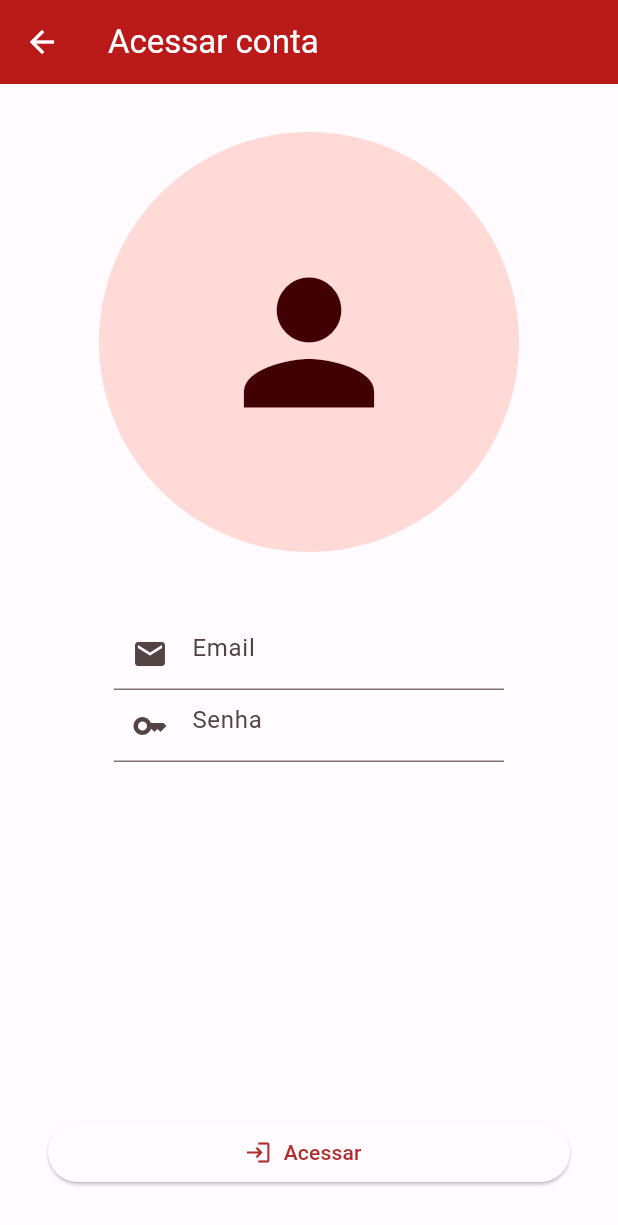
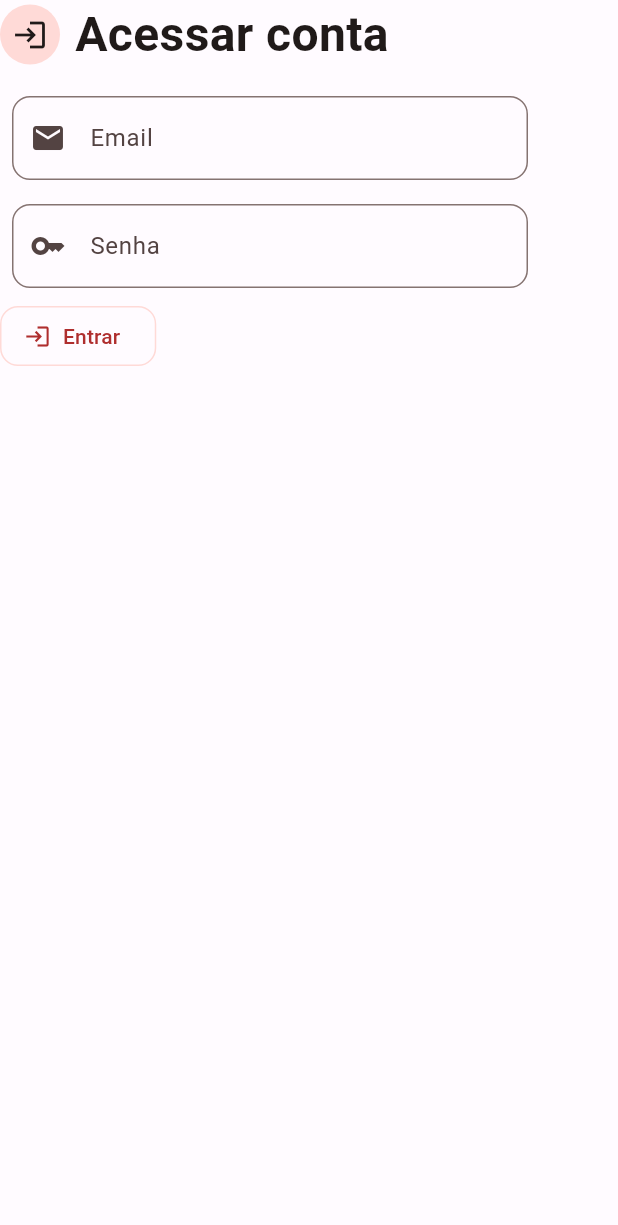
Before and after one commit to auguzsto/pizzaria, a Flutter app: the SignInScreen widget shown alone on an empty page, opened directly, on a phone screen of 412 x 824 dp. Shown: the top 1225 px of the screen. Run offline on Flutter 3.47's test engine with Material 2 defaults, Android fonts, the phone set to English and light mode, and no system bars; our stand-ins replace get, google_fonts; network calls fail.

Commit message:
showDialog login

```diff
--- a/lib/src/controllers/auth_controller.dart
+++ b/lib/src/controllers/auth_controller.dart
@@ -17,7 +17,7 @@ class AuthController extends GetxController {
         if (value != null) {
           Get.find<UserModel>(tag: "user").obs.update((user) {
             user!.id = value['id'];
-            user.username = value['username'];
+            user.email = value['email'];
             user.vendor = value['vendor'];
             user.basicToken = value['basicToken'];
           });
--- a/lib/src/models/user_model.dart
+++ b/lib/src/models/user_model.dart
@@ -1,12 +1,12 @@
 class UserModel {
   String? id;
-  String? username;
+  String? email;
   int? vendor;
   String? basicToken;
 
   UserModel({
     this.id,
-    this.username,
+    this.email,
     this.vendor,
     this.basicToken,
   });
@@ -14,7 +14,7 @@ class UserModel {
   factory UserModel.fromMap(Map<String, dynamic> map) {
     return UserModel(
       id: map['id'],
-      username: map['username'],
+      email: map['email'],
       vendor: map['vendor'],
       basicToken: map['basicToken'],
     );
@@ -23,7 +23,7 @@ class UserModel {
   Map<String, dynamic> toJson() {
     return {
       "id": id,
-      "username": username,
+      "email": email,
       "vendor": vendor,
       "basicToken": basicToken,
     };
--- a/lib/src/repository/auth_respository.dart
+++ b/lib/src/repository/auth_respository.dart
@@ -10,7 +10,7 @@ class AuthRepository {
     return await client.post(
       table: "auth",
       body: {
-        "username": username,
+        "email": username,
         "password": password,
       },
     );
--- a/lib/src/screens/auth/signin_screen.dart
+++ b/lib/src/screens/auth/signin_screen.dart
@@ -2,7 +2,9 @@ import 'package:flutter/material.dart';
 import 'package:get/get.dart';
 import 'package:pizzaria/src/controllers/auth_controller.dart';
 import 'package:pizzaria/src/screens/auth/constants/signin.dart';
+import 'package:pizzaria/src/themes/colors/color_schemes.g.dart';
 import 'package:pizzaria/src/widgets/progress_custom.dart';
+import 'package:pizzaria/src/widgets/textformfield_custom.dart';
 
 class SignInScreen extends StatelessWidget {
   SignInScreen({super.key});
@@ -15,61 +17,81 @@ class SignInScreen extends StatelessWidget {
   @override
   Widget build(BuildContext context) {
     final authController = AuthController();
-    return Scaffold(
-      //Appbar
-      appBar: AppBar(
-        title: const Text("Acessar conta"),
+    return Column(
+      mainAxisSize: MainAxisSize.min,
+      crossAxisAlignment: CrossAxisAlignment.start,
+      children: [
+        Row(
+          mainAxisSize: MainAxisSize.min,
+          children: [
+            //Icon title.
+            CircleAvatar(
+              child: Icon(
+                Icons.login,
+                color: lightColorScheme.onBackground,
+              ),
             ),
 
-      //Body
-      body: Container(
-        padding: const EdgeInsets.all(32),
-        child: Column(
-          mainAxisAlignment: MainAxisAlignment.center,
-          crossAxisAlignment: CrossAxisAlignment.stretch,
-          children: [
-            const CircleAvatar(
-              maxRadius: 140,
-              child: Icon(
-                Icons.person,
-                size: 130,
+            const SizedBox(width: 10),
+
+            //Title
+            Text(
+              "Acessar conta",
+              style: TextStyle(
+                fontSize: 32,
+                color: lightColorScheme.onBackground,
+                fontWeight: FontWeight.bold,
               ),
             ),
-            Expanded(
-              child: ListView.builder(
-                padding: const EdgeInsets.all(44),
-                itemCount: SignInConstants.labels.length,
-                itemBuilder: (context, index) {
-                  return TextFormField(
+          ],
+        ),
+        const SizedBox(height: 10),
+
+        //Input
+        Column(
+          mainAxisSize: MainAxisSize.min,
+          children: List.generate(
+            SignInConstants.labels.length,
+            (index) => Material(
+              color: Colors.transparent,
+              child: SizedBox(
+                width: 360,
+                child: Padding(
+                  padding: const EdgeInsets.all(8.0),
+                  child: TextFormFieldCustom(
                     controller: controllers[index],
-                    decoration: InputDecoration(
-                      hintText: SignInConstants.labels[index],
+                    obscureText: index.isEqual(1) ? true : false,
                     prefixIcon: Icon(SignInConstants.icons[index]),
-                    ),
-                  );
-                },
+                    label: Text(SignInConstants.labels[index]),
                   ),
                 ),
-            Obx(
-              () => !authController.isLoading.value
-                  ? ElevatedButton.icon(
+              ),
+            ),
+          ),
+        ),
+
+        //Button
+        ElevatedButton.icon(
+          style: ElevatedButton.styleFrom(
+            shape: RoundedRectangleBorder(
+              borderRadius: BorderRadius.circular(12),
+              side: BorderSide(
+                color: lightColorScheme.primaryContainer,
+                width: 1,
+              ),
+            ),
+            elevation: 0,
+          ),
           onPressed: () async {
             await authController.signIn(
-                          controllers[0].text,
-                          controllers[1].text,
-                          context,
-                        );
+                controllers[0].text, controllers[1].text, context);
           },
           icon: const Icon(Icons.login),
-                      label: const Text("Acessar"),
-                    )
-                  : const Center(
-                      child: ProgressCustom(),
+          label: const Text(
+            "Entrar",
           ),
         )
       ],
-        ),
-      ),
     );
   }
 }
--- a/lib/src/widgets/appbar_custom.dart
+++ b/lib/src/widgets/appbar_custom.dart
@@ -3,6 +3,7 @@ import 'package:get/get.dart';
 import 'package:pizzaria/src/controllers/auth_controller.dart';
 import 'package:pizzaria/src/models/user_model.dart';
 import 'package:pizzaria/src/screens/auth/signin_screen.dart';
+import 'package:pizzaria/src/themes/colors/color_schemes.g.dart';
 
 class AppBarCustom extends StatelessWidget {
   AppBarCustom({super.key});
@@ -48,9 +49,9 @@ class Avatar extends StatelessWidget {
     return CircleAvatar(
       child: IconButton(
         onPressed:
-            userModel.username != null ? () {} : () => Get.to(SignInScreen()),
-        icon: userModel.username != null
-            ? Text(userModel.username![0])
+            userModel.email != null ? () {} : () => showScreenLogin(context),
+        icon: userModel.email != null
+            ? Text(userModel.email![0])
             : const Icon(Icons.person),
       ),
     );
@@ -72,3 +73,22 @@ class Cart extends StatelessWidget {
     );
   }
 }
+
+Future showScreenLogin(BuildContext context) {
+  return showDialog(
+    context: context,
+    builder: (context) => Column(
+      mainAxisAlignment: MainAxisAlignment.center,
+      mainAxisSize: MainAxisSize.min,
+      children: [
+        Container(
+          padding: const EdgeInsets.all(32),
+          decoration: BoxDecoration(
+              color: lightColorScheme.onTertiary,
+              borderRadius: BorderRadius.circular(8)),
+          child: SignInScreen(),
+        )
+      ],
+    ),
+  );
+}
--- /dev/null
+++ b/lib/src/widgets/textformfield_custom.dart
@@ -0,0 +1,31 @@
+import 'package:flutter/material.dart';
+
+class TextFormFieldCustom extends StatelessWidget {
+  final Widget prefixIcon;
+  final Widget label;
+  final bool obscureText;
+  final TextEditingController controller;
+
+  const TextFormFieldCustom({
+    super.key,
+    required this.prefixIcon,
+    required this.label,
+    required this.obscureText,
+    required this.controller,
+  });
+
+  @override
+  Widget build(BuildContext context) {
+    return TextFormField(
+      controller: controller,
+      obscureText: obscureText,
+      decoration: InputDecoration(
+        label: label,
+        prefixIcon: prefixIcon,
+        border: OutlineInputBorder(
+          borderRadius: BorderRadius.circular(12),
+        ),
+      ),
+    );
+  }
+}
```
Lines whose indentation alone changed are shown as unchanged.
